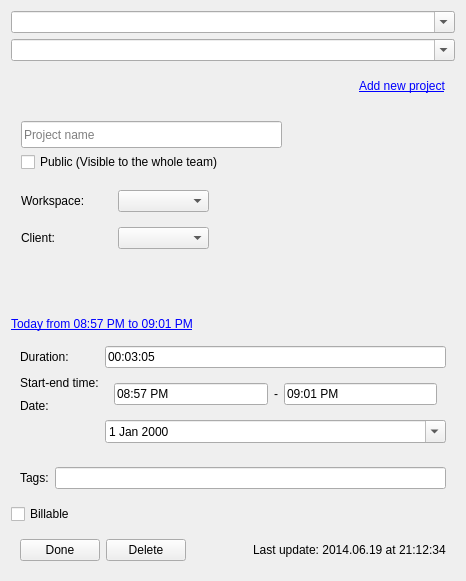
Old version of the form src/ui/linux/TogglDesktop/timeentryeditorwidget.ui in the repository toggl-open-source/toggldesktop.
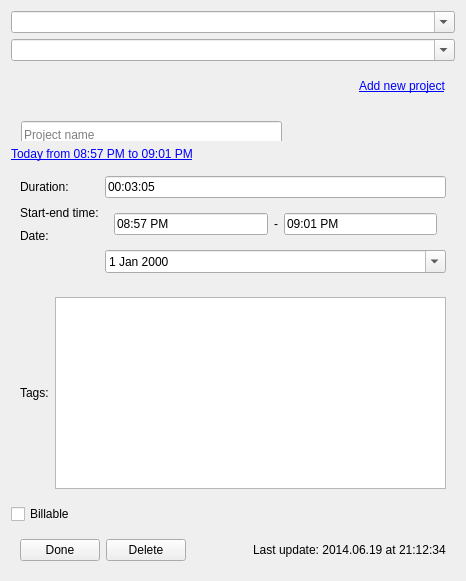
New version of the form.

Commit message: Display tags (linux)

What changed in the file:
```diff
--- a/src/ui/linux/TogglDesktop/timeentryeditorwidget.ui
+++ b/src/ui/linux/TogglDesktop/timeentryeditorwidget.ui
@@ -229,7 +229,7 @@
        </widget>
       </item>
       <item>
-       <widget class="QLineEdit" name="tags"/>
+       <widget class="QListWidget" name="tags"/>
       </item>
      </layout>
     </widget>
```
The commit also changes 2 other files.
